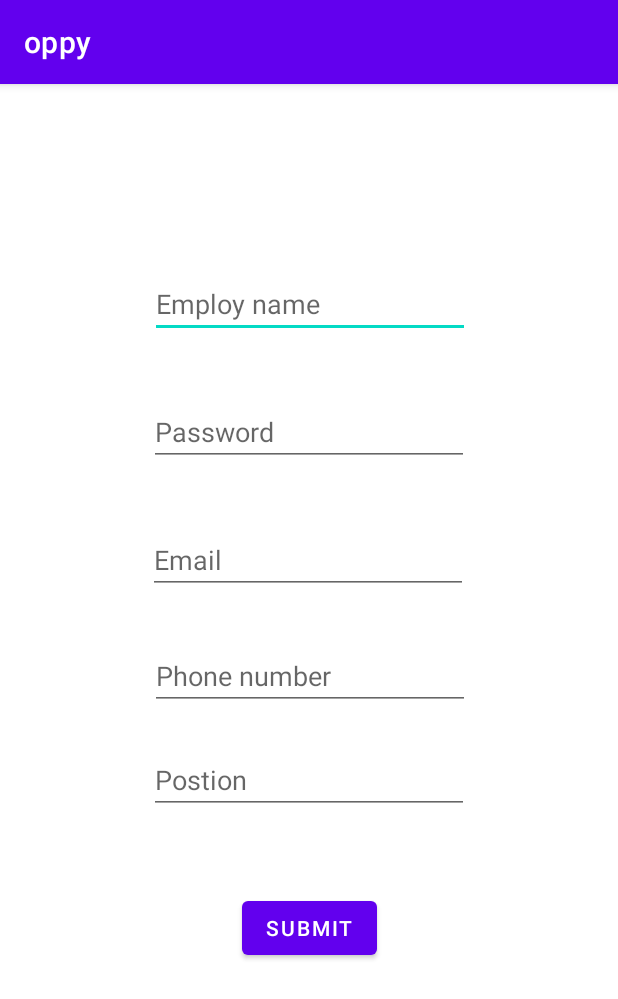
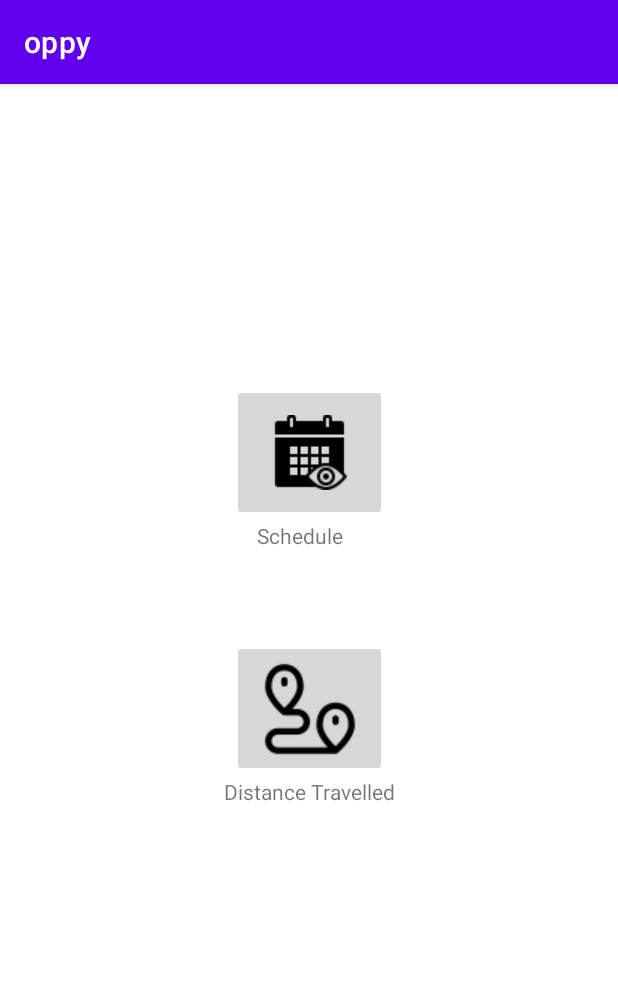
Before and after one commit to IT20167332/MAD-Project, an Android app: the screen it shows after launch (AddEmployee before the commit, D_home after it), after a tap on "NEXT", on a phone screen of 412 x 824 dp. Shown: the top 999 px of the screen. Run offline under Robolectric (Android 15) with nearby library versions, the phone set to English and light mode, and no system bars.

Commit message:
it20131838_1

```diff
--- a/app/build.gradle
+++ b/app/build.gradle
@@ -32,10 +32,13 @@ dependencies {
     implementation 'androidx.appcompat:appcompat:1.3.1'
     implementation 'com.google.android.material:material:1.4.0'
     implementation 'androidx.constraintlayout:constraintlayout:2.1.0'
+    implementation 'androidx.swiperefreshlayout:swiperefreshlayout:1.1.0'
     testImplementation 'junit:junit:4.+'
     androidTestImplementation 'androidx.test.ext:junit:1.1.3'
     androidTestImplementation 'androidx.test.espresso:espresso-core:3.4.0'
     implementation platform('com.google.firebase:firebase-bom:28.4.1')
     implementation 'com.google.firebase:firebase-analytics'
     implementation 'com.google.firebase:firebase-database'
+    implementation 'androidx.recyclerview:recyclerview:1.0.0'
+    implementation "androidx.cardview:cardview:1.0.0"
 }
--- /dev/null
+++ b/app/src/main/java/com/example/oppy/Activity/D_home.java
@@ -0,0 +1,26 @@
+package com.example.oppy.Activity;
+
+import androidx.appcompat.app.AppCompatActivity;
+
+import android.content.Intent;
+import android.os.Bundle;
+import android.view.View;
+
+import com.example.oppy.R;
+
+public class D_home extends AppCompatActivity {
+
+    @Override
+    protected void onCreate(Bundle savedInstanceState) {
+        super.onCreate(savedInstanceState);
+        setContentView(R.layout.activity_dhome);
+    }
+    public void gosch(View view){
+        Intent intent = new Intent(this, D_schedule.class);
+        startActivity(intent);
+    }
+    public void gotrav(View view){
+        Intent intent = new Intent(this, D_travel.class);
+        startActivity(intent);
+    }
+}
--- a/app/src/main/java/com/example/oppy/MainActivity.java
+++ b/app/src/main/java/com/example/oppy/MainActivity.java
@@ -7,6 +7,7 @@ import android.os.Bundle;
 import android.view.View;
 
 import com.example.oppy.Activity.AddEmployee;
+import com.example.oppy.Activity.D_home;
 
 
 public class MainActivity extends AppCompatActivity {
@@ -21,7 +22,7 @@ public class MainActivity extends AppCompatActivity {
 
     }
     public void onadd(View view){
-        Intent intent = new Intent(this, AddEmployee.class);
+        Intent intent = new Intent(this, D_home.class);
         startActivity(intent);
     }
 
--- /dev/null
+++ b/app/src/main/res/layout/activity_dhome.xml
@@ -0,0 +1,53 @@
+<?xml version="1.0" encoding="utf-8"?>
+<androidx.constraintlayout.widget.ConstraintLayout xmlns:android="http://schemas.android.com/apk/res/android"
+    xmlns:app="http://schemas.android.com/apk/res-auto"
+    xmlns:tools="http://schemas.android.com/tools"
+    android:layout_width="match_parent"
+    android:layout_height="match_parent"
+    tools:context=".Activity.D_home">
+
+    <TextView
+        android:id="@+id/dtv2"
+        android:layout_width="wrap_content"
+        android:layout_height="wrap_content"
+        android:text="@string/dtv2"
+        app:layout_constraintEnd_toEndOf="parent"
+        app:layout_constraintStart_toStartOf="parent"
+        app:layout_constraintTop_toBottomOf="@+id/imb2" />
+
+    <ImageButton
+        android:id="@+id/imb1"
+        android:layout_width="103dp"
+        android:layout_height="91dp"
+        android:layout_marginTop="200dp"
+        android:contentDescription="@string/imb1"
+        android:onClick="gosch"
+        app:layout_constraintEnd_toEndOf="parent"
+        app:layout_constraintStart_toStartOf="parent"
+        app:layout_constraintTop_toTopOf="parent"
+        app:srcCompat="@drawable/schedule"
+        tools:ignore="SpeakableTextPresentCheck" />
+
+    <ImageButton
+        android:id="@+id/imb2"
+        android:layout_width="103dp"
+        android:layout_height="91dp"
+        android:layout_marginTop="56dp"
+        android:contentDescription="@string/imb2"
+        android:onClick="gotrav"
+        app:layout_constraintEnd_toEndOf="parent"
+        app:layout_constraintStart_toStartOf="parent"
+        app:layout_constraintTop_toBottomOf="@+id/dtv3"
+        app:srcCompat="@drawable/distance"
+        tools:ignore="SpeakableTextPresentCheck" />
+
+    <TextView
+        android:id="@+id/dtv3"
+        android:layout_width="69dp"
+        android:layout_height="23dp"
+        android:text="@string/dtv3"
+        app:layout_constraintEnd_toEndOf="parent"
+        app:layout_constraintStart_toStartOf="parent"
+        app:layout_constraintTop_toBottomOf="@+id/imb1" />
+
+</androidx.constraintlayout.widget.ConstraintLayout>
--- a/app/src/main/res/values/strings.xml
+++ b/app/src/main/res/values/strings.xml
@@ -6,4 +6,14 @@
     <string name="et_email">Email</string>
     <string name="et_phone">Phone number</string>
     <string name="et_postion">Postion</string>
+    <string name="Im1">Schedule</string>
+
+    <string name="dtv2">Distance Travelled</string>
+    <string name="Im2">distance</string>
+    <string name="imb2">dis</string>
+    <string name="imb1">sch</string>
+
+    <string name="dtv3">Schedule</string>
+    <string name="t_tv1">Total distance travelled by YOU</string>
+    <string name="t_b1">Calculate</string>
 </resources>
```
Also changed, not shown: app/src/main/AndroidManifest.xml (+13 -1 lines), app/src/main/java/com/example/oppy/Activity/D_schedule.java (added, +16 -0 lines), app/src/main/java/com/example/oppy/Activity/D_travel.java (added, +16 -0 lines), app/src/main/java/com/example/oppy/Database/ScheduleDb.java (added, +37 -0 lines), app/src/main/java/com/example/oppy/DatabaseTable/Sehedules.java (added, +216 -0 lines), app/src/main/java/com/example/oppy/layout_dsch.java (added, +14 -0 lines), app/src/main/res/layout/activity_dschedule.xml (added, +18 -0 lines), app/src/main/res/layout/activity_dtravel.xml (added, +44 -0 lines), app/src/main/res/layout/activity_layout_dsch.xml (added, +135 -0 lines), app/src/main/res/drawable/distance.png (added), app/src/main/res/drawable/schedule.png (added).
